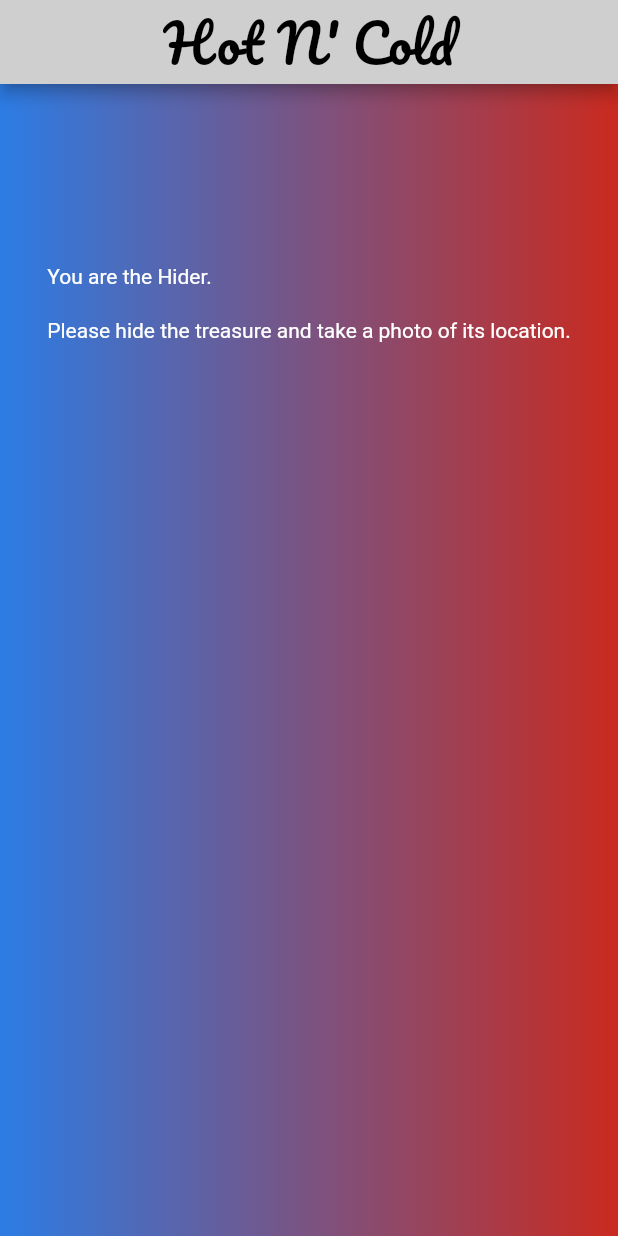
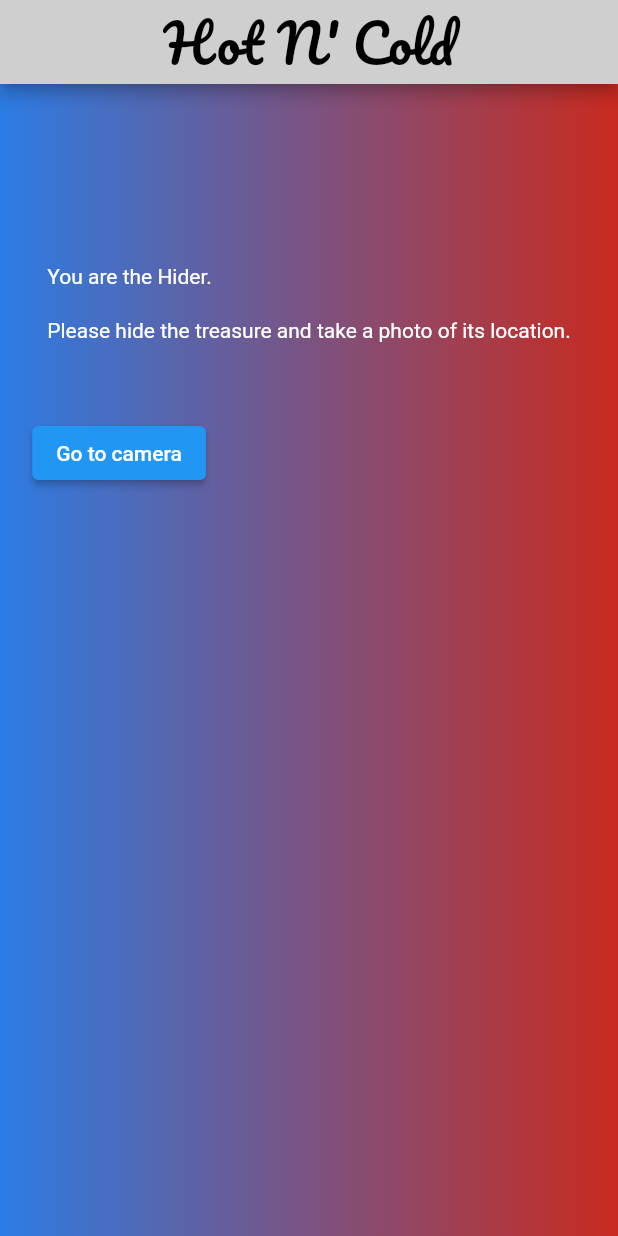
Before and after one commit to pclmatos/scmu-tp, a Flutter app: the Hider screen opened directly, on a phone screen of 412 x 824 dp. Run offline on Flutter 3.47's test engine with Material 2 defaults, Android fonts, the phone set to English and light mode, and no system bars; our stand-ins replace camera, firebase_auth, firebase_core, google_fonts; accounts and stored records are empty.

Commit message:
camera W; able to take picture; need to send to server and store in database

```diff
--- a/lib/pages/in_game/hider.dart
+++ b/lib/pages/in_game/hider.dart
@@ -1,9 +1,28 @@
+import 'package:camera/camera.dart';
 import 'package:flutter/material.dart';
+import 'package:hotncold/pages/in_game/camera.dart';
 import 'package:hotncold/pages/tools/header.dart';
 import 'package:hotncold/pages/tools/background.dart';
 
-class Hider extends StatelessWidget {
+class Hider extends StatefulWidget {
   const Hider({super.key});
+
+  @override
+  _HiderState createState() => _HiderState();
+}
+
+class _HiderState extends State<Hider> {
+  late List<CameraDescription> cameras;
+
+  Future<void> getCameras() async {
+    cameras = await availableCameras();
+  }
+
+  @override
+  void initState() {
+    super.initState();
+    getCameras();
+  }
 
   @override
   Widget build(BuildContext context) {
@@ -24,6 +43,17 @@ class Hider extends StatelessWidget {
               ),
               print(
                   'Please hide the treasure and take a photo of its location.'),
+              const SizedBox(
+                height: 50,
+              ),
+              ElevatedButton(
+                  onPressed: () {
+                    Navigator.push(
+                        context,
+                        MaterialPageRoute(
+                            builder: (context) => const Camera()));
+                  },
+                  child: const Text("Go to camera")),
             ],
           ),
         ),
--- a/pubspec.yaml
+++ b/pubspec.yaml
@@ -21,6 +21,8 @@ dependencies:
   firebase_auth: ^4.5.0
   web_socket_channel: ^2.4.0
   socket_io_client: ^2.0.2
+  camera: ^0.10.5
+  path_provider: ^2.0.15
 
 dev_dependencies:
   flutter_test:
```
Also changed, not shown: lib/pages/in_game/camera.dart (added, +137 -0 lines), lib/services/camera_service.dart (added, +34 -0 lines), pubspec.lock, 1 other file.
